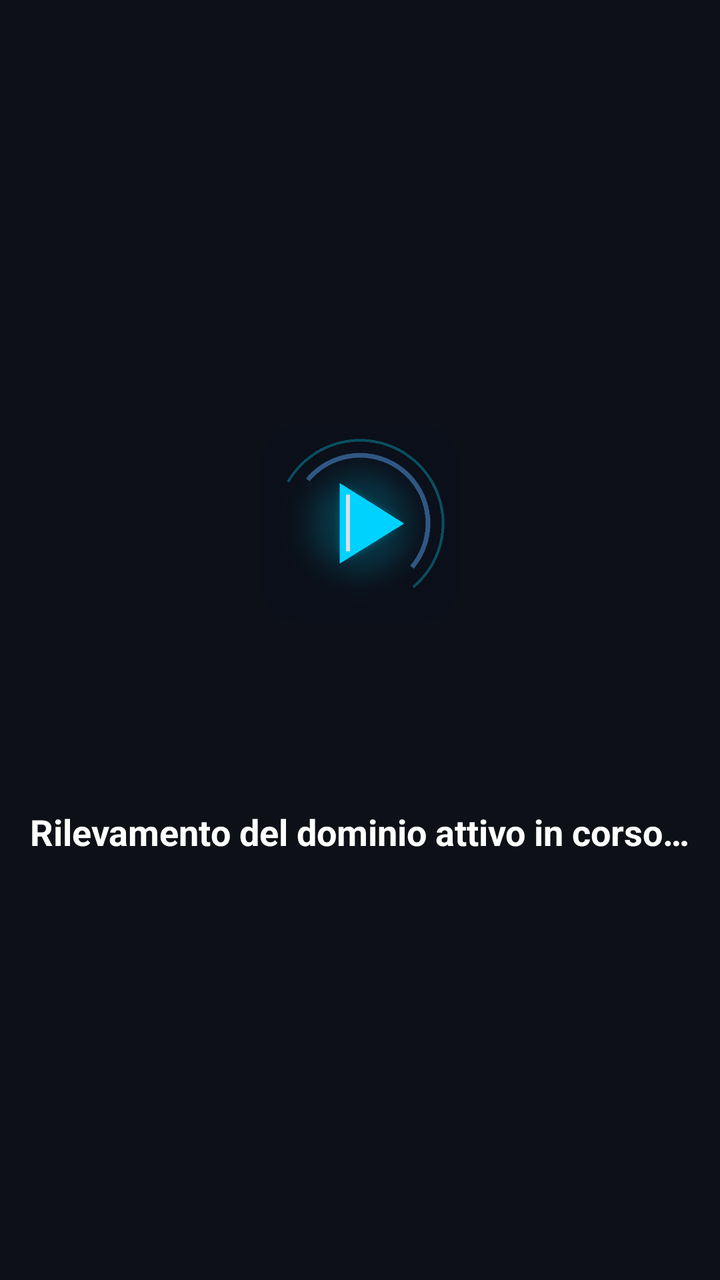
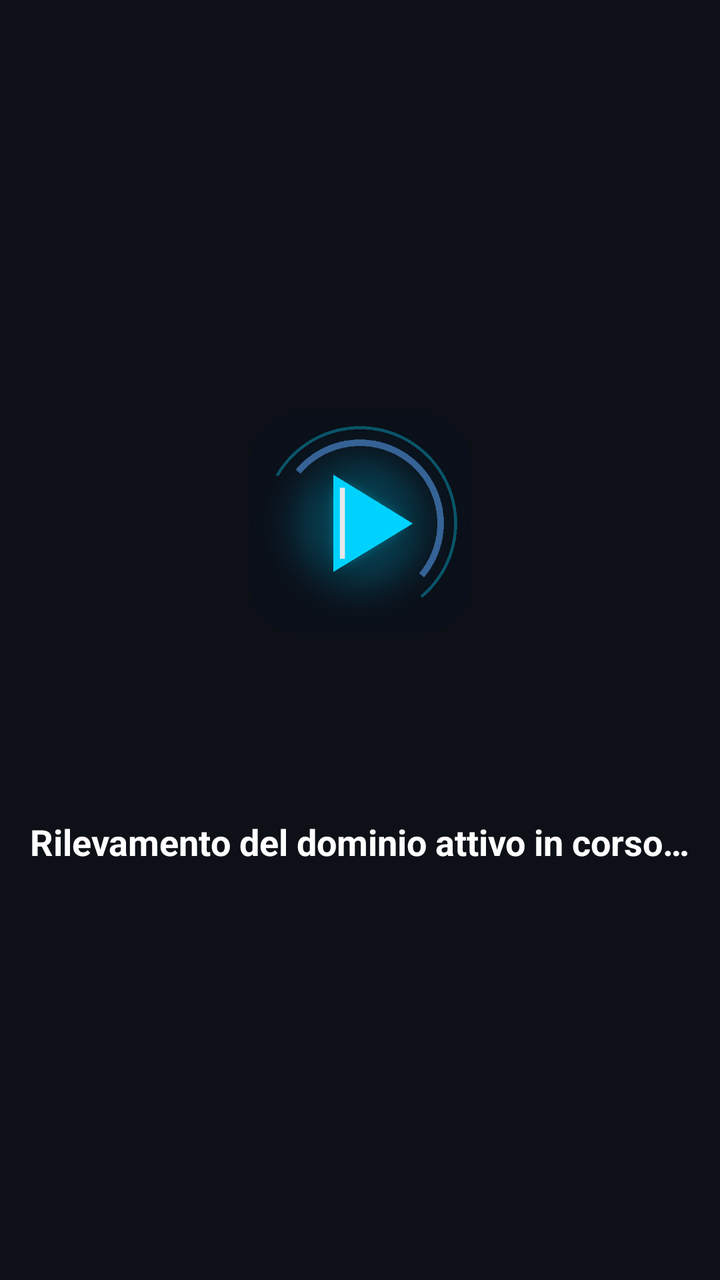

Compare the two renders of this Android layout. The source of the first and the diff that turns it into the second are given below.
<!-- AndroidManifest.xml: application theme Theme.FreeStream -->
<!-- res/layout/activity_main.xml -->
<?xml version="1.0" encoding="utf-8"?>
<FrameLayout xmlns:android="http://schemas.android.com/apk/res/android"
    android:layout_width="match_parent"
    android:layout_height="match_parent"
    android:background="@color/bg_dark">

    
    <WebView
        android:id="@+id/webView"
        android:layout_width="match_parent"
        android:layout_height="match_parent"
        android:focusable="true"
        android:focusableInTouchMode="true"
        android:visibility="gone" />

    
    <FrameLayout
        android:id="@+id/customViewContainer"
        android:layout_width="match_parent"
        android:layout_height="match_parent"
        android:background="@color/black"
        android:visibility="gone" />

    
    <LinearLayout
        android:id="@+id/loadingLayout"
        android:layout_width="match_parent"
        android:layout_height="match_parent"
        android:gravity="center"
        android:orientation="vertical"
        android:background="@color/bg_dark">

        <ImageView
            android:layout_width="100dp"
            android:layout_height="100dp"
            android:src="@drawable/app_icon"
            android:contentDescription="@string/app_name" />

        <ProgressBar
            android:id="@+id/loadingProgressBar"
            android:layout_width="48dp"
            android:layout_height="48dp"
            android:layout_marginTop="28dp"
            android:indeterminate="true"
            android:indeterminateTint="@color/accent_cyan" />

        <TextView
            android:id="@+id/tvLoadingStatus"
            android:layout_width="wrap_content"
            android:layout_height="wrap_content"
            android:layout_marginTop="16dp"
            android:text="@string/loading_message"
            android:textColor="@color/white"
            android:textSize="18sp"
            android:textStyle="bold" />
    </LinearLayout>

    
    <LinearLayout
        android:id="@+id/errorLayout"
        android:layout_width="match_parent"
        android:layout_height="match_parent"
        android:gravity="center"
        android:orientation="vertical"
        android:visibility="gone"
        android:background="@color/bg_dark">

        <TextView
            android:layout_width="wrap_content"
            android:layout_height="wrap_content"
            android:text="@string/error_message"
            android:textColor="@color/text_muted"
            android:textSize="18sp"
            android:layout_marginBottom="24dp" />

        <Button
            android:id="@+id/btnRetry"
            android:layout_width="180dp"
            android:layout_height="wrap_content"
            android:text="@string/retry"
            android:backgroundTint="@color/accent_blue"
            android:textColor="@color/white"
            android:padding="12dp"
            android:textSize="16sp"
            android:focusable="true" />
    </LinearLayout>

    
    <ImageView
        android:id="@+id/virtualCursor"
        android:layout_width="28dp"
        android:layout_height="28dp"
        android:src="@drawable/ic_cursor"
        android:visibility="gone"
        android:contentDescription="Virtual Mouse Cursor" />

</FrameLayout>
<!-- resources referenced by this layout -->
<resources>
  <color name="accent_blue">#58A6FF</color>
  <color name="accent_cyan">#00D2FF</color>
  <color name="bg_dark">#0D1117</color>
  <color name="black">#FF000000</color>
  <color name="text_muted">#8B949E</color>
  <color name="white">#FFFFFFFF</color>
  <!-- drawable app_icon: png bitmap (drawable, 36845 bytes) -->
  <!-- drawable ic_cursor (drawable) -->
  <vector xmlns:android="http://schemas.android.com/apk/res/android"
      android:width="28dp"
      android:height="28dp"
      android:viewportWidth="24"
      android:viewportHeight="24">
    <path
        android:fillColor="#00D2FF"
        android:strokeColor="#FFFFFF"
        android:strokeWidth="1.2"
        android:pathData="M3,3 L10.5,21 L13.5,13.5 L21,10.5 Z" />
  </vector>
  <string name="app_name">FreeStream</string>
  <string name="error_message">Impossibile raggiungere il server. Verifica la connessione.</string>
  <string name="loading_message">Rilevamento del dominio attivo in corso…</string>
  <string name="retry">Riprova</string>
  <style name="Theme.FreeStream" parent="Theme.AppCompat.NoActionBar">
          <item name="android:windowBackground">@color/bg_dark</item>
          <item name="android:colorBackground">@color/bg_dark</item>
          <item name="android:windowFullscreen">true</item>
          <item name="android:keepScreenOn">true</item>
          <item name="colorPrimary">@color/accent_blue</item>
          <item name="colorAccent">@color/accent_cyan</item>
      </style>
</resources>

<!-- the commit's change to res/layout/activity_main.xml (unified diff, before → after) -->
@@ -9,8 +9,8 @@
         android:id="@+id/webView"
         android:layout_width="match_parent"
         android:layout_height="match_parent"
-        android:focusable="true"
-        android:focusableInTouchMode="true"
+        android:focusable="false"
+        android:focusableInTouchMode="false"
         android:visibility="gone" />
 
     
@@ -31,8 +31,8 @@
         android:background="@color/bg_dark">
 
         <ImageView
-            android:layout_width="100dp"
-            android:layout_height="100dp"
+            android:layout_width="110dp"
+            android:layout_height="110dp"
             android:src="@drawable/app_icon"
             android:contentDescription="@string/app_name" />
 
@@ -86,12 +86,32 @@
     </LinearLayout>
 
     
+    <TextView
+        android:id="@+id/tvModeHud"
+        android:layout_width="wrap_content"
+        android:layout_height="wrap_content"
+        android:layout_gravity="top|end"
+        android:layout_marginTop="24dp"
+        android:layout_marginEnd="28dp"
+        android:paddingStart="20dp"
+        android:paddingEnd="20dp"
+        android:paddingTop="10dp"
+        android:paddingBottom="10dp"
+        android:background="@drawable/bg_hud_badge"
+        android:textColor="@color/white"
+        android:textSize="15sp"
+        android:textStyle="bold"
+        android:elevation="12dp"
+        android:visibility="gone" />
+
+    
     <ImageView
         android:id="@+id/virtualCursor"
-        android:layout_width="28dp"
-        android:layout_height="28dp"
+        android:layout_width="32dp"
+        android:layout_height="32dp"
         android:src="@drawable/ic_cursor"
         android:visibility="gone"
+        android:elevation="15dp"
         android:contentDescription="Virtual Mouse Cursor" />
 
 </FrameLayout>
<!-- resource entries referenced after the edit -->
@@ -6,7 +6,17 @@
   <color name="black">#FF000000</color>
   <color name="text_muted">#8B949E</color>
   <color name="white">#FFFFFFFF</color>
-  <!-- drawable app_icon: png bitmap (drawable, 36845 bytes) -->
+  <!-- drawable app_icon: png bitmap (drawable, 47211 bytes) -->
+  <!-- drawable bg_hud_badge (drawable) -->
+  <?xml version="1.0" encoding="utf-8"?>
+  <shape xmlns:android="http://schemas.android.com/apk/res/android"
+      android:shape="rectangle">
+      <solid android:color="#E60D131F" />
+      <stroke
+          android:width="1.5dp"
+          android:color="#00D2FF" />
+      <corners android:radius="24dp" />
+  </shape>
   <!-- drawable ic_cursor (drawable) -->
   <vector xmlns:android="http://schemas.android.com/apk/res/android"
       android:width="28dp"
